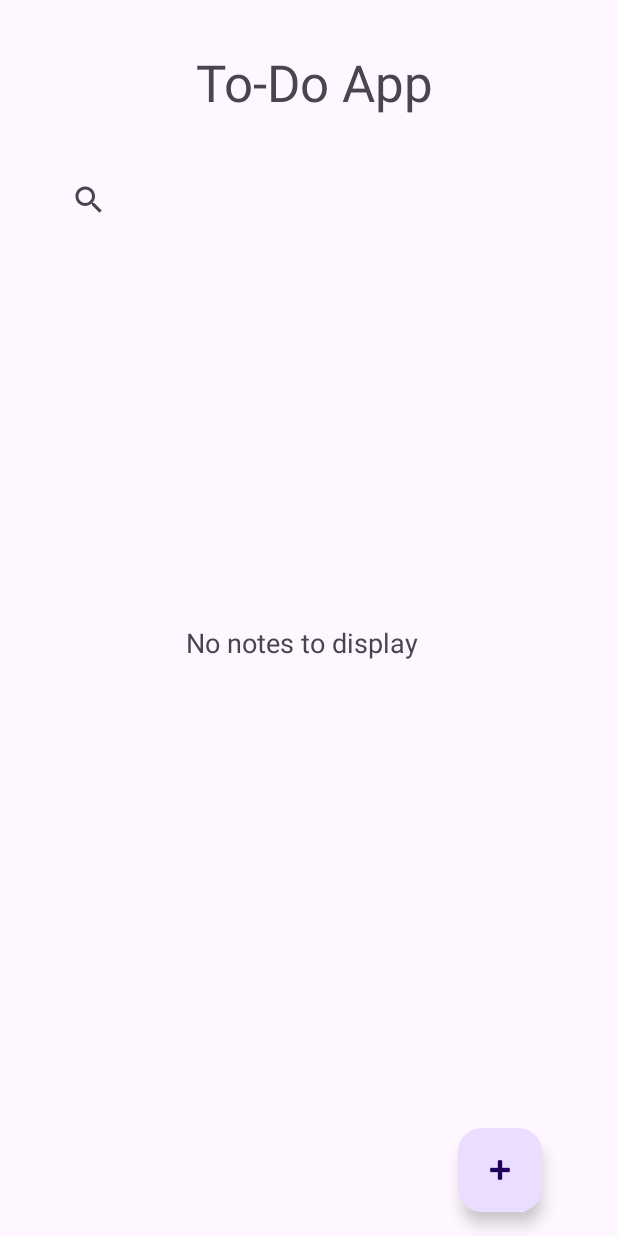
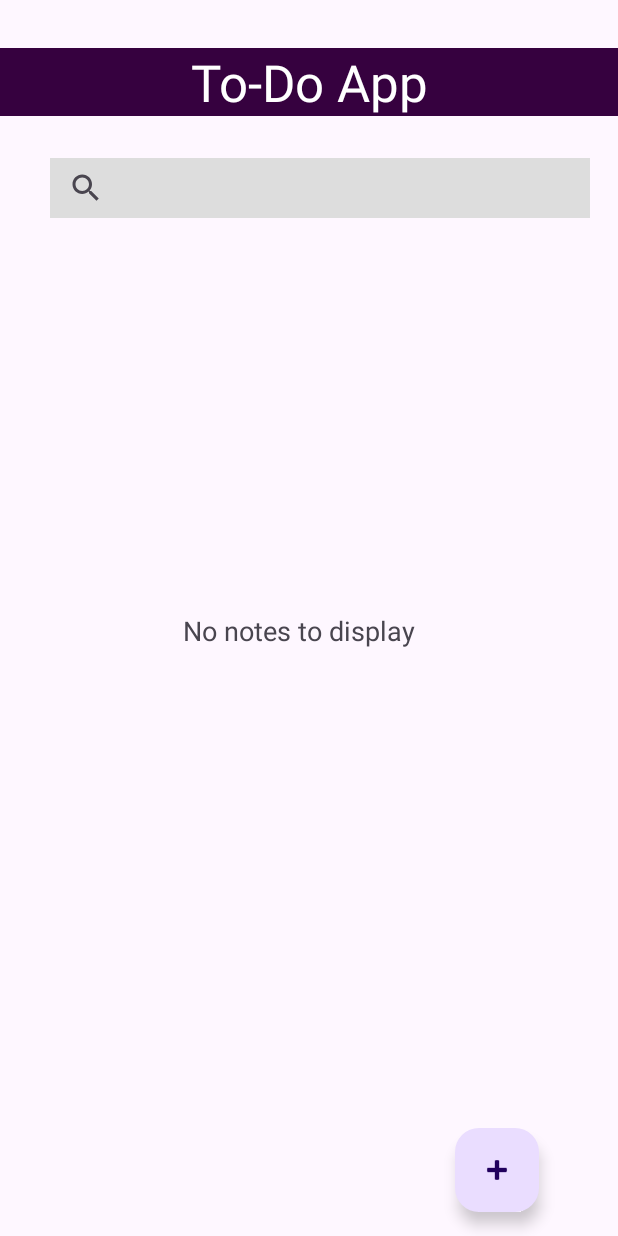
Before and after one commit to shekinamw/To-Do-Mobile-App, an Android app: the screen it shows after launch (MainActivity), on a phone screen of 412 x 824 dp. Run offline under Robolectric (Android 15) with nearby library versions, the phone set to English and light mode, and no system bars.

```diff
--- a/app/src/main/res/layout/activity_main.xml
+++ b/app/src/main/res/layout/activity_main.xml
@@ -9,16 +9,19 @@
 
     <TextView
         android:id="@+id/header"
-        android:layout_width="402dp"
-        android:layout_height="53dp"
+        android:layout_width="match_parent"
+        android:layout_height="wrap_content"
         android:layout_marginTop="32dp"
+        android:background="#36013f"
         android:text="To-Do App"
         android:textAlignment="center"
+        android:textColor="@color/white"
         android:textSize="34sp"
         app:layout_constraintEnd_toEndOf="parent"
         app:layout_constraintHorizontal_bias="0.888"
         app:layout_constraintStart_toStartOf="parent"
         app:layout_constraintTop_toTopOf="parent" />
+
 
     <SearchView
         android:id="@+id/search_bar"
@@ -26,6 +29,7 @@
         android:layout_height="40dp"
         android:layout_marginTop="13dp"
         app:layout_constraintBottom_toBottomOf="parent"
+        android:background="#FFDDDDDD"
         app:layout_constraintEnd_toEndOf="@+id/header"
         app:layout_constraintHorizontal_bias="0.642"
         app:layout_constraintStart_toStartOf="@+id/header"
@@ -67,7 +71,7 @@
         app:layout_constraintBottom_toBottomOf="@+id/my_recycler_view"
         app:layout_constraintStart_toStartOf="@+id/my_recycler_view"
         app:layout_constraintEnd_toEndOf="@+id/my_recycler_view"
-        tools:visibility="visible" />
+         />
 
 
 </androidx.constraintlayout.widget.ConstraintLayout>
```
